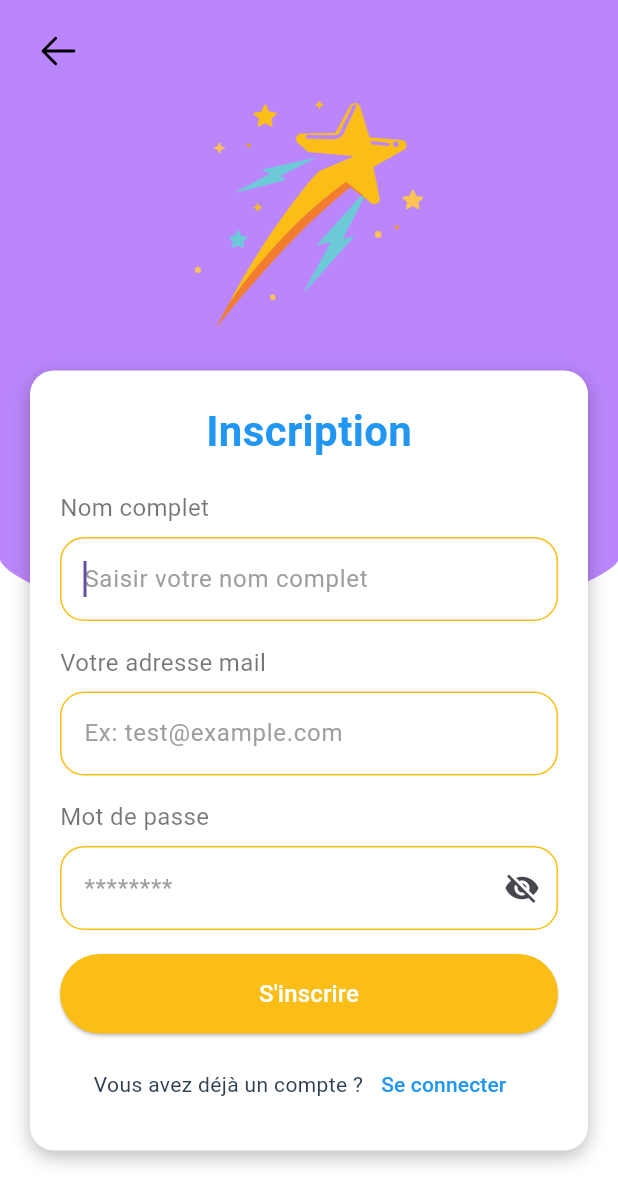
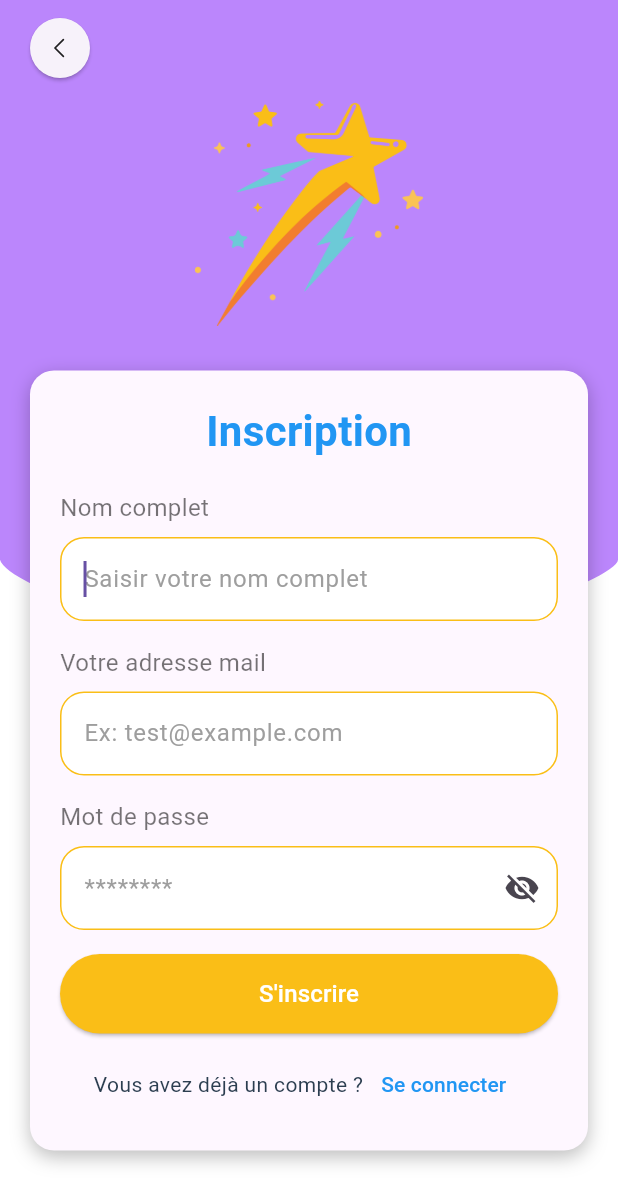
Before and after one commit to Alwil17/rate-master, a Flutter app: the RegisterScreen screen opened by its route, on a phone screen of 412 x 824 dp. Shown: the top 1204 px of the screen. Run offline on Flutter 3.47's test engine with Material 3 defaults, Android fonts, the phone set to English and light mode, and no system bars; our stand-ins replace fl_chart, flutter_easyloading, go_router, package_info_plus, phosphor_flutter, shared_preferences; accounts and stored records are empty; generated files the repository leaves out were written again.

Commit message:
Changed register card background

```diff
--- a/lib/screens/auth/register_screen.dart
+++ b/lib/screens/auth/register_screen.dart
@@ -107,17 +107,21 @@ class _RegisterScreenState extends State<RegisterScreen> {
                   width: MediaQuery.of(context).size.width, height: 434),
             ),
           ),
-          Positioned(
-            top: MediaQuery.of(context).padding.top + 10,
-            left: 15,
-            child: SizedBox(
-              child: IconButton(
+          SafeArea(
+            child: Padding(
+              padding: const EdgeInsets.all(8),
+              child: Align(
+                alignment: Alignment.topLeft,
+                child: ElevatedButton(
+                  style: ElevatedButton.styleFrom(
+                    shape: const CircleBorder(),
+                    padding: const EdgeInsets.all(8),
+                    elevation: 1,
+                  ),
                   onPressed: () => Navigator.of(context).pop(),
-                  icon: PhosphorIcon(
-                    PhosphorIconsRegular.arrowLeft,
-                    size: 30,
-                    color: Colors.black,
-                  )),
+                  child: PhosphorIcon(PhosphorIconsRegular.caretLeft, color: Theme.of(context).iconTheme.color,),
+                ),
+              ),
             ),
           ),
           Center(
@@ -150,7 +154,7 @@ class _RegisterScreenState extends State<RegisterScreen> {
             padding: EdgeInsets.all(20),
             margin: EdgeInsets.symmetric(horizontal: 20, vertical: 10),
             decoration: BoxDecoration(
-              color: Colors.white,
+              color: Theme.of(context).cardColor,
               borderRadius: BorderRadius.circular(16),
               boxShadow: [
                 BoxShadow(
```
Also changed, not shown: lib/screens/auth/login_screen.dart (+14 -10 lines).
